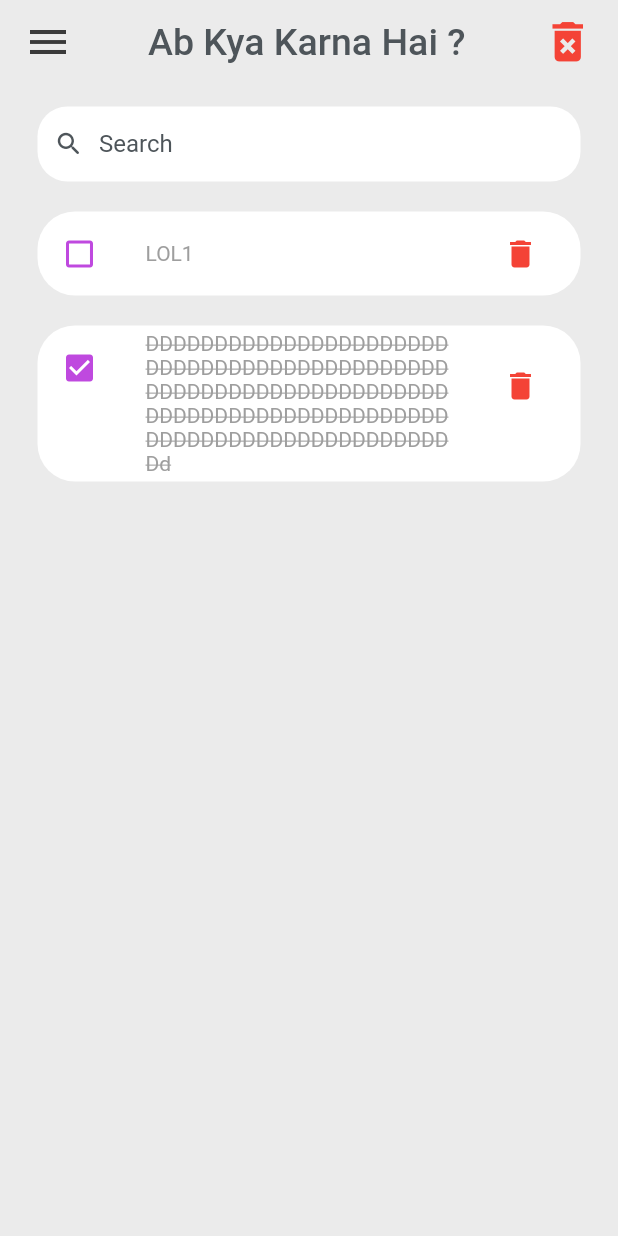
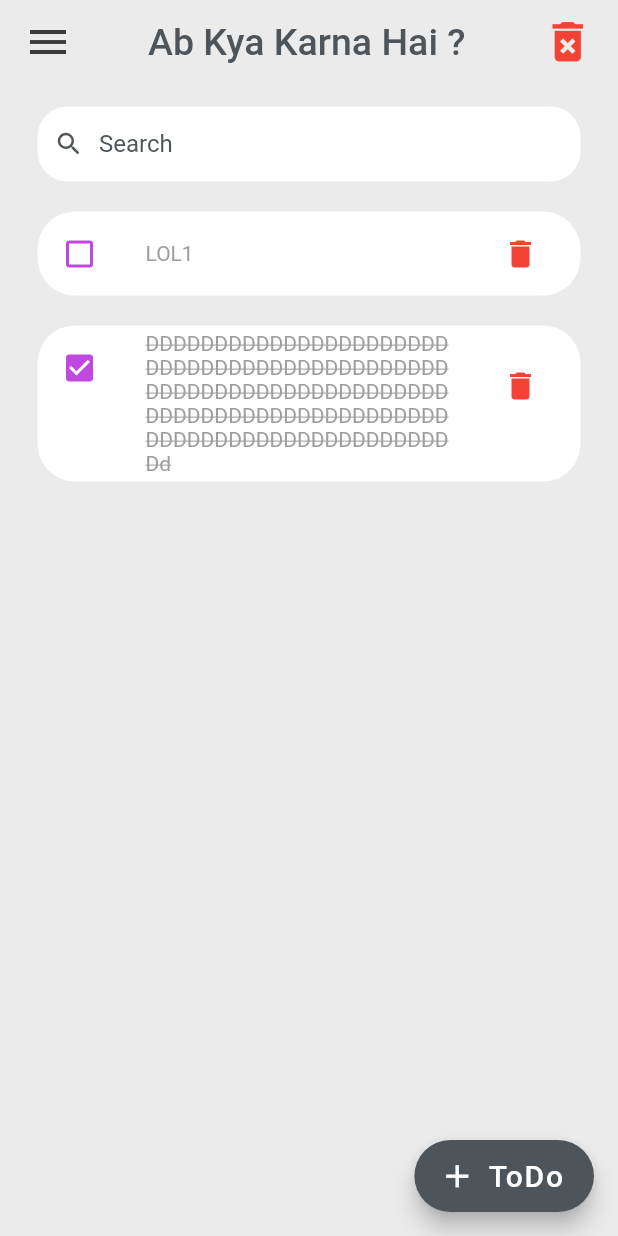
Before and after one commit to Vedansh-Dubey/TODO, a Flutter app: the screen it shows after launch, on a phone screen of 412 x 824 dp. Run offline on Flutter 3.47's test engine with Material 2 defaults, Android fonts, the phone set to English and light mode, and no system bars.

Commit message:
New todo button added

```diff
--- a/lib/screens/homepage.dart
+++ b/lib/screens/homepage.dart
@@ -14,9 +14,12 @@ class Home extends StatelessWidget {
     return Scaffold(
       backgroundColor: bg,
       appBar: _buildAppBar(bg),
-      body: Container(
+      body: Stack(
+        children: [
+          Container(
             padding: const EdgeInsets.symmetric(horizontal: 25, vertical: 15),
-        child: Column(children: [
+            child: Column(
+              children: [
                 searchBox(),
                 Expanded(
                   child: ListView(
@@ -25,7 +28,21 @@ class Home extends StatelessWidget {
                     ],
                   ),
                 )
-        ]),
+              ],
+            ),
+          ),
+        ],
+      ),
+      // floatingActionButtonLocation: FloatingActionButtonLocation.centerFloat,
+      floatingActionButton: FloatingActionButton.extended(
+        onPressed: () {},
+
+        label: Text('ToDo', style: TextStyle(fontSize: 20)),
+        icon: Icon(
+          Icons.add,
+          size: 25,
+        ),
+        backgroundColor: dark,
       ),
     );
   }
```
Lines whose indentation alone changed are shown as unchanged.
